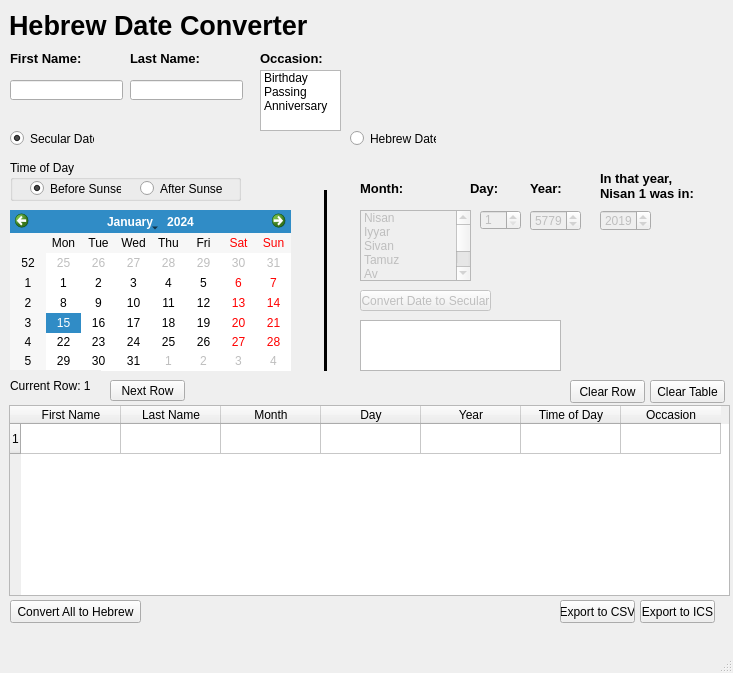
The window that app_gui.ui (roovyshapiro/HebrewDateReminder) describes before a commit, drawn with Qt 5.
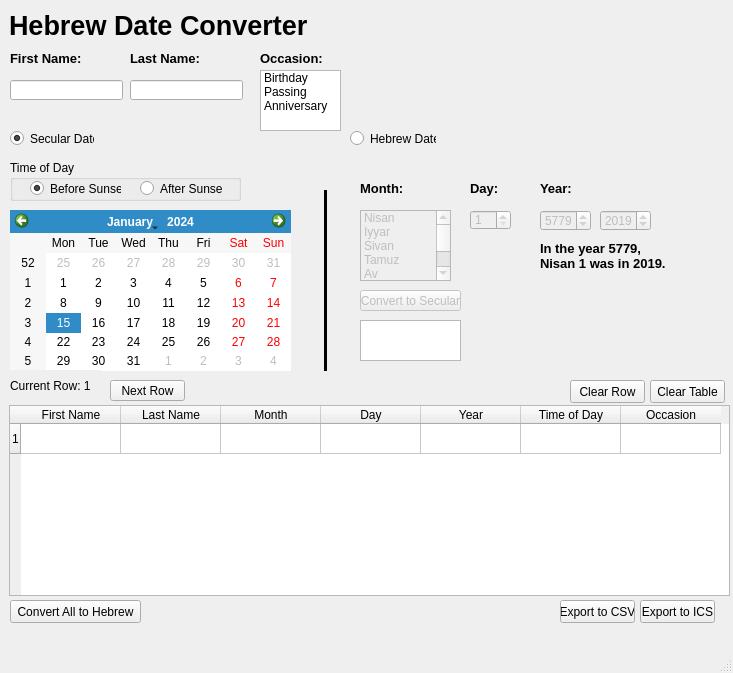
The same window after the commit.

Commit message:
Auto update heb year label
The label showing the secular/hebrew year equivalent for
hebrew dates now automatically updates the label to hopefully
be more clear. Once the convert button is connected, this should
be a lot more clear.

```diff
--- a/app_gui.ui
+++ b/app_gui.ui
@@ -22,7 +22,7 @@
      <rect>
       <x>360</x>
       <y>210</y>
-      <width>111</width>
+      <width>91</width>
       <height>71</height>
      </rect>
     </property>
@@ -197,7 +197,7 @@
     </property>
     <property name="geometry">
      <rect>
-      <x>480</x>
+      <x>470</x>
       <y>210</y>
       <width>41</width>
       <height>20</height>
@@ -539,12 +539,12 @@
      <rect>
       <x>360</x>
       <y>290</y>
-      <width>131</width>
+      <width>101</width>
       <height>21</height>
      </rect>
     </property>
     <property name="text">
-     <string>Convert Date to Secular</string>
+     <string>Convert to Secular</string>
     </property>
    </widget>
    <widget class="QPlainTextEdit" name="converted_date_text">
@@ -552,8 +552,8 @@
      <rect>
       <x>360</x>
       <y>320</y>
-      <width>201</width>
-      <height>51</height>
+      <width>101</width>
+      <height>41</height>
      </rect>
     </property>
    </widget>
@@ -563,14 +563,14 @@
     </property>
     <property name="geometry">
      <rect>
-      <x>530</x>
+      <x>540</x>
       <y>210</y>
       <width>51</width>
       <height>21</height>
      </rect>
     </property>
     <property name="minimum">
-     <number>5500</number>
+     <number>0</number>
     </property>
     <property name="maximum">
      <number>6000</number>
@@ -582,7 +582,7 @@
    <widget class="QLabel" name="label_7">
     <property name="geometry">
      <rect>
-      <x>530</x>
+      <x>540</x>
       <y>180</y>
       <width>41</width>
       <height>16</height>
@@ -663,10 +663,10 @@
    <widget class="QLabel" name="label_8">
     <property name="geometry">
      <rect>
-      <x>600</x>
-      <y>165</y>
-      <width>121</width>
-      <height>41</height>
+      <x>540</x>
+      <y>230</y>
+      <width>141</width>
+      <height>51</height>
      </rect>
     </property>
     <property name="font">
@@ -677,8 +677,8 @@
      </font>
     </property>
     <property name="text">
-     <string>In that year,
-Nisan 1 was in:</string>
+     <string>In the year 5779,
+Nisan 1 was in 2019.</string>
     </property>
    </widget>
   </widget>
```
Left out of the diff: 4 changed lines with no effect on the pictures. The commit also changes 1 other file.
